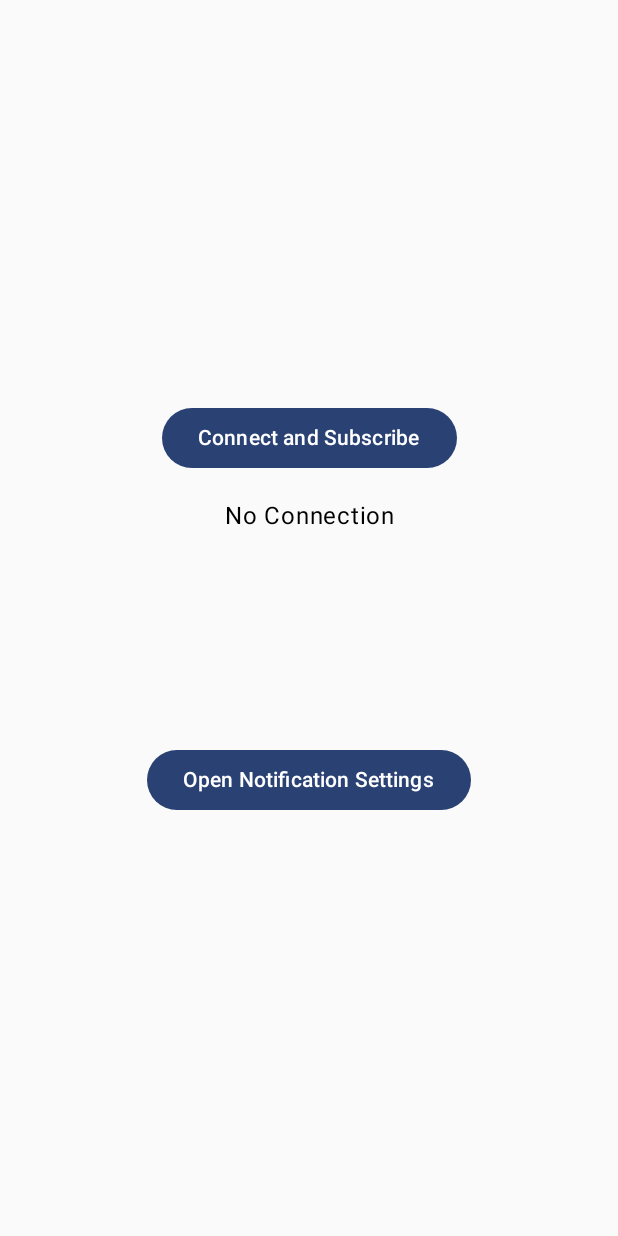
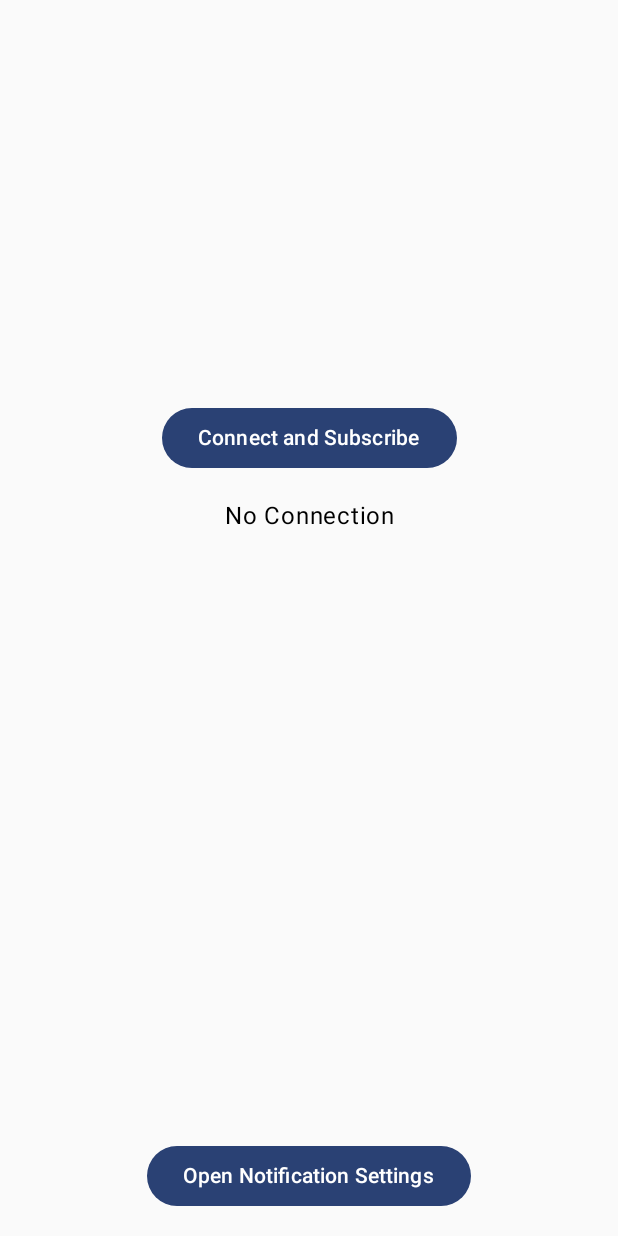
Before and after one commit to Mikokii/Wi-Fi-Alarm-System, an Android app built with Jetpack Compose: the screen it shows after launch (MainActivity), on a phone screen of 412 x 824 dp. Run offline under Robolectric (Android 15) with nearby library versions, the phone set to English and light mode, and no system bars; libraries missing offline, so code that uses them is left out: com.hivemq.client.

Commit message:
Centered notification settings button

```diff
--- a/WiFi_Alarm_System_App/app/src/main/java/com/example/wifi_alarm_system/MainActivity.kt
+++ b/WiFi_Alarm_System_App/app/src/main/java/com/example/wifi_alarm_system/MainActivity.kt
@@ -100,9 +100,15 @@ class MainActivity : ComponentActivity() {
                                 val previousMovement = lastMovement
                             }
                         }
-
-                        Spacer(modifier = Modifier.height(16.dp))
-
+                    }
+                }
+                Box(
+                    modifier = Modifier
+                        .fillMaxSize()
+                        .padding(bottom = 16.dp), // Adjust the bottom padding as needed
+                    contentAlignment = Alignment.BottomCenter // Align content at the bottom and center horizontally
+                ) {
+                    Column(horizontalAlignment = Alignment.CenterHorizontally) {
                         Button(onClick = {
                             val intent = Intent(Settings.ACTION_APP_NOTIFICATION_SETTINGS).apply {
                                 putExtra(Settings.EXTRA_APP_PACKAGE, packageName)
```
